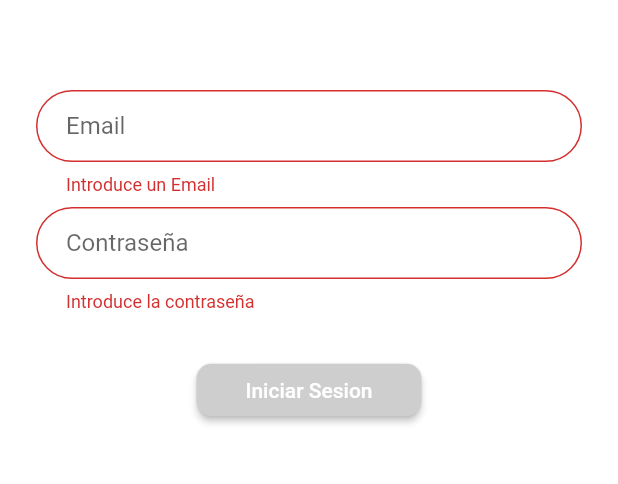
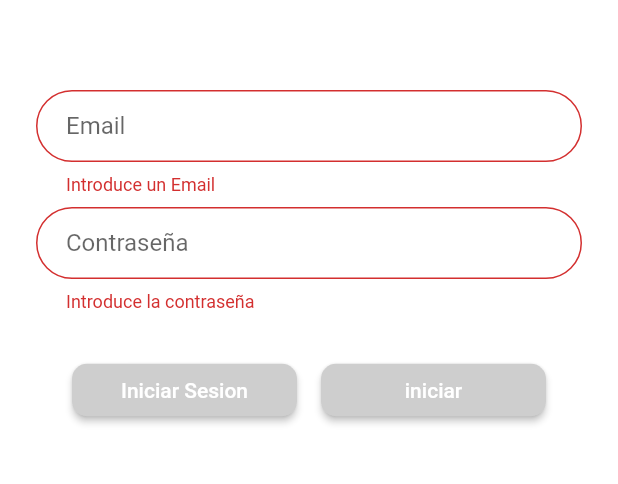
Before and after one commit to tito1984/ReizGardenApp, a Flutter app: the screen it shows after launch, after a tap on "Iniciar Sesion", on a phone screen of 412 x 824 dp, the part 600-1084 px from its top. Run offline on Flutter 3.47's test engine with Material 2 defaults, Android fonts, the phone set to English and light mode, and no system bars; our stand-ins replace firebase_auth, firebase_database, shared_preferences; accounts and stored records are empty.

Commit message:
Update 1.1.1

```diff
--- a/lib/ui/sign_in.dart
+++ b/lib/ui/sign_in.dart
@@ -5,6 +5,7 @@ import 'package:firebase_database/firebase_database.dart';
 import 'package:shared_preferences/shared_preferences.dart';
 
 class SignIn extends StatefulWidget {
+
   @override
   _SignInState createState() => new _SignInState();
 }
@@ -20,10 +21,12 @@ class _SignInState extends State<SignIn> {
   void initState() {
     super.initState();
     readData();
+    print(_email);
   }
 
   @override
   Widget build(BuildContext context) {
+    print(_password);
     final logo = Hero(
       tag: 'hero',
       child: CircleAvatar(
@@ -85,6 +88,29 @@ class _SignInState extends State<SignIn> {
       ),
     );
 
+    final button = Padding(
+      padding: EdgeInsets.symmetric( horizontal: 8.0),
+      child: ButtonTheme(
+        minWidth: 150.0,
+        height: 35.0,
+        child: RaisedButton(
+          shape: new RoundedRectangleBorder(
+              borderRadius: BorderRadius.circular(10.0)),
+          onPressed: () {
+            setState(() {
+              readData();
+            });
+            print(_password);
+          },
+          color: Color.fromRGBO(206, 206, 206, 1.0),
+          child: Text(
+            'iniciar',
+            style: TextStyle(color: Colors.white),
+          ),
+        ),
+      ),
+    );
+
     return MaterialApp(
       home: Scaffold(
         backgroundColor: Colors.white,
@@ -106,6 +132,7 @@ class _SignInState extends State<SignIn> {
                   mainAxisAlignment: MainAxisAlignment.center,
                   children: <Widget>[
                     loginButton,
+                    button
                   ],
                 ),
               ],
@@ -118,17 +145,11 @@ class _SignInState extends State<SignIn> {
 
   void signIn() async {
 
-
-
-
-
     final _formState = _formKey.currentState;
 
     if (_formState.validate()) {
       _formState.save();
-      if (_email != null || _password != null) {
-        saveData();
-      }
+      saveData();
       try {
         FirebaseUser user = await FirebaseAuth.instance.signInWithEmailAndPassword(email: _email, password: _password);
         await workerReference.once().then((DataSnapshot snapshot) {
@@ -177,12 +198,12 @@ class _SignInState extends State<SignIn> {
     );
   }
 
-  readData() async {
+  void readData() async {
     final prefs = await SharedPreferences.getInstance();
 
     setState(() {
-      _email = prefs.getString('email');
-      _password = prefs.getString('password');
+      _email =  (prefs.getString('email')?? '');
+      _password = (prefs.getString('password')?? '');
     });
   }
 
```
